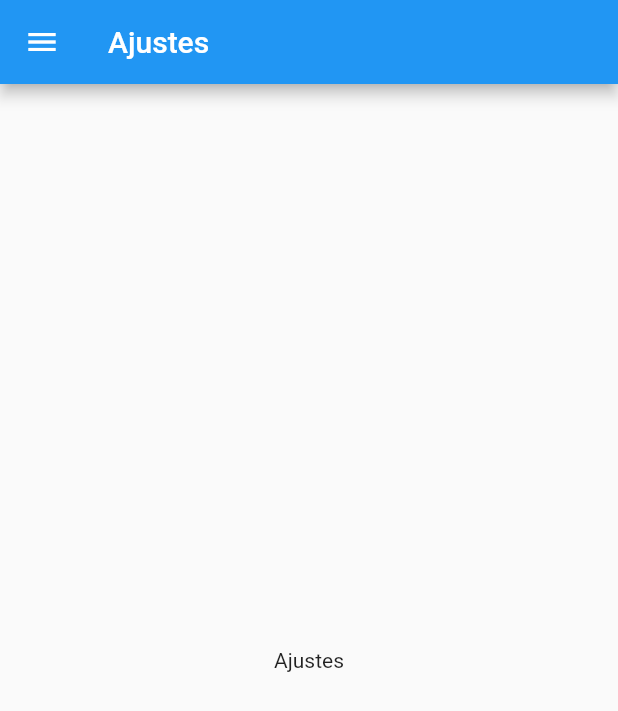
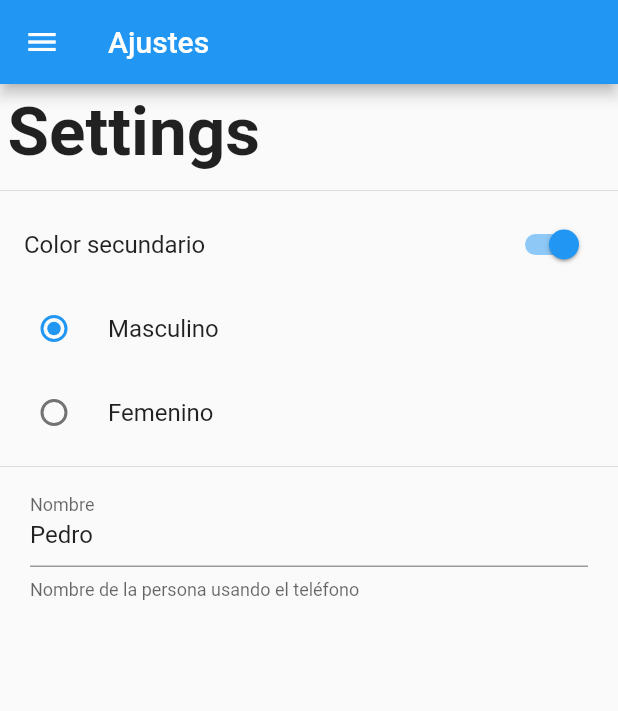
Before and after one commit to charger513/flutter_preferenciasusuarioapp, a Flutter app: the SettingsPage screen opened by its route, on a phone screen of 412 x 824 dp. Shown: the top 711 px of the screen. Run offline on Flutter 3.47's test engine with Material 2 defaults, Android fonts, the phone set to English and light mode, and no system bars.

Commit message:
Diseño de la página de los ajustes

```diff
--- a/lib/src/pages/settings_page.dart
+++ b/lib/src/pages/settings_page.dart
@@ -1,9 +1,28 @@
 import 'package:flutter/material.dart';
 import 'package:flutter_preferenciasusuarioapp/src/widgets/menu_widget.dart';
 
-class SettingsPage extends StatelessWidget {
+class SettingsPage extends StatefulWidget {
 
   static final String routeName = 'settings';
+
+  @override
+  _SettingsPageState createState() => _SettingsPageState();
+}
+
+class _SettingsPageState extends State<SettingsPage> {
+
+  bool _colorSecundario = true;
+  int _genero = 1;
+  String _nombre = 'Pedro';
+
+  TextEditingController _textController;
+
+  @override
+  void initState() {
+    super.initState();
+
+    _textController = new TextEditingController(text: _nombre);
+  }
 
   @override
   Widget build(BuildContext context) {
@@ -12,7 +31,56 @@ class SettingsPage extends StatelessWidget {
         title: Text('Ajustes')
       ),
       drawer: MenuWidget(),
-      body: Center(child: Text('Ajustes'))
+      body: ListView(
+        children: <Widget>[
+          Container(
+            padding: EdgeInsets.all(5.0),
+            child: Text('Settings', style: TextStyle(fontSize: 45.0, fontWeight: FontWeight.bold))
+          ),
+          Divider(),
+          SwitchListTile(
+            value: _colorSecundario,
+            title: Text('Color secundario'),
+            onChanged: (value) {
+              setState(() {
+                _colorSecundario = value;
+              });
+            },
+          ),
+          RadioListTile(
+            value: 1,
+            title: Text('Masculino'),
+            groupValue: _genero,
+            onChanged: (value) {
+              setState(() {
+                _genero = value;
+              });
+            }
+          ),
+          RadioListTile(
+            value: 2,
+            title: Text('Femenino'),
+            groupValue: _genero,
+            onChanged: (value) {
+              setState(() {
+                _genero = value;
+              });
+            }
+          ),
+          Divider(),
+          Container(
+            padding: EdgeInsets.symmetric(horizontal: 20.0),
+            child: TextField(
+              controller: _textController,
+              decoration: InputDecoration(
+                labelText: 'Nombre',
+                helperText: 'Nombre de la persona usando el teléfono'
+              ),
+              onChanged: (value) {},
+            )
+          )
+        ],
+      )
     );
   }
 }
```
